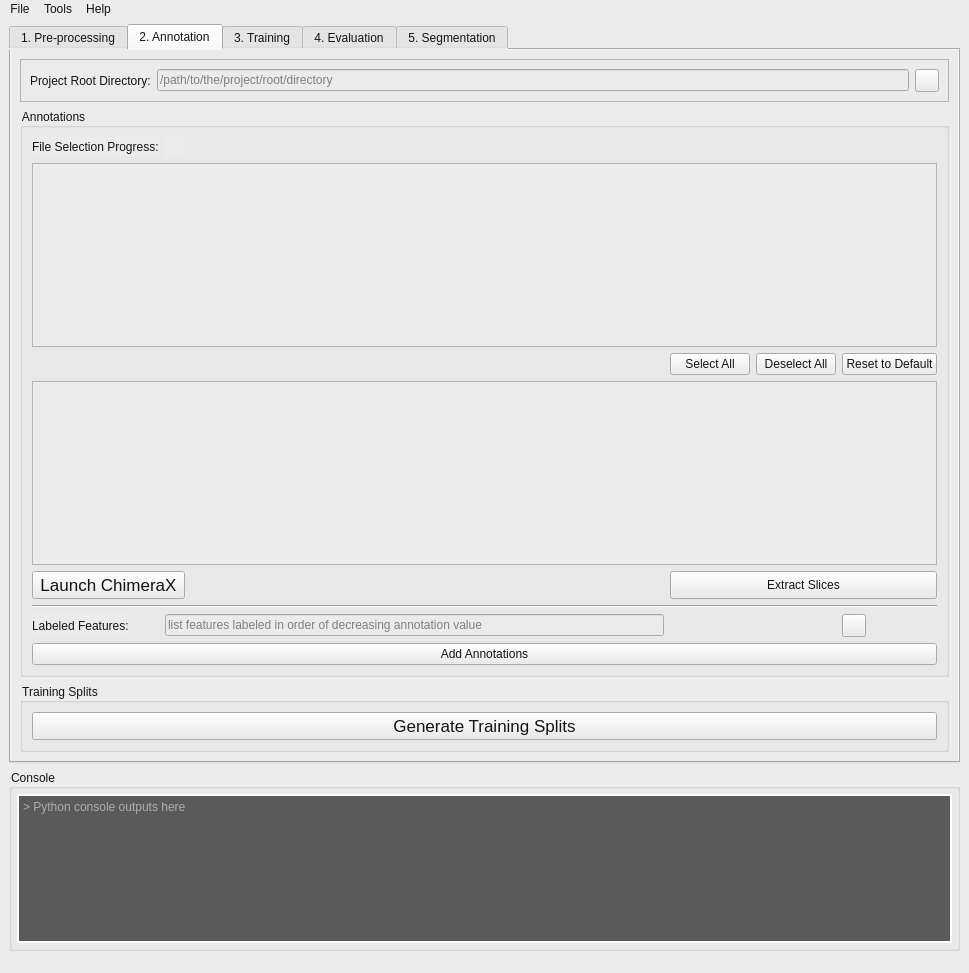
Qt form qt_project/mainwindow.ui (VivianDLi/CryoViT-UI) before a commit.
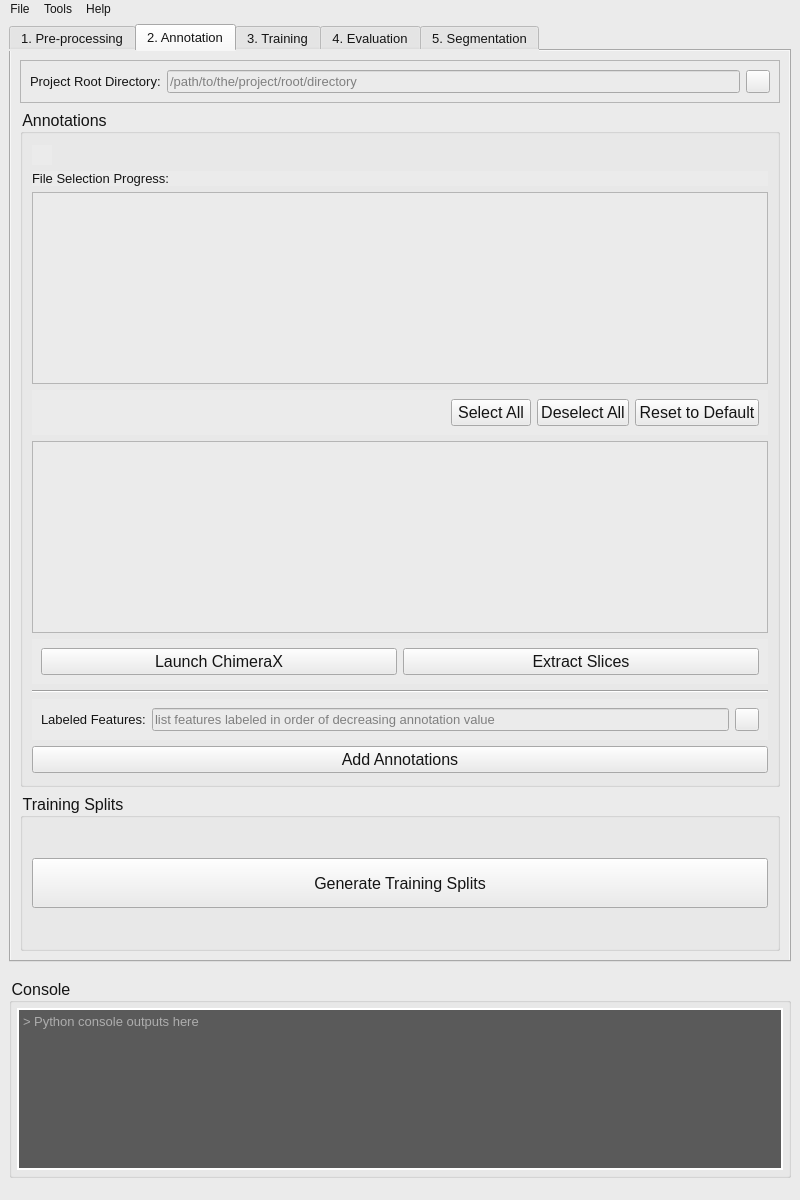
The same form after that commit. The open tabs and pages were chosen to show the change. Icons and pictures are not drawn.

Commit message: working implementation of dynamic settings loading (with buggy clickable directory) and settings presets, and added switching to plane view on chimera load

```diff
--- a/qt_project/mainwindow.ui
+++ b/qt_project/mainwindow.ui
@@ -6,8 +6,8 @@
    <rect>
     <x>0</x>
     <y>0</y>
-    <width>969</width>
-    <height>973</height>
+    <width>800</width>
+    <height>1200</height>
    </rect>
   </property>
   <property name="minimumSize">
@@ -45,6 +45,11 @@
     </property>
     <item>
      <widget class="QTabWidget" name="modeTabs">
+      <property name="font">
+       <font>
+        <pointsize>10</pointsize>
+       </font>
+      </property>
       <property name="currentIndex">
        <number>0</number>
       </property>
@@ -91,7 +96,7 @@
         <item>
          <widget class="QFrame" name="directoryFrame">
           <property name="sizePolicy">
-           <sizepolicy hsizetype="Preferred" vsizetype="Fixed">
+           <sizepolicy hsizetype="Preferred" vsizetype="Preferred">
             <horstretch>0</horstretch>
             <verstretch>0</verstretch>
            </sizepolicy>
@@ -105,6 +110,11 @@
           <layout class="QHBoxLayout" name="horizontalLayout_2">
            <item>
             <widget class="QLabel" name="projectDirectoryLabel">
+             <property name="font">
+              <font>
+               <pointsize>10</pointsize>
+              </font>
+             </property>
              <property name="toolTip">
               <string>&lt;html&gt;&lt;head/&gt;&lt;body&gt;&lt;p&gt;The location of the project root directory. This has the following file structure layout:&lt;/p&gt;&lt;p&gt;&amp;gt; Project Root&lt;/p&gt;&lt;p&gt;	&amp;gt; Tomograms&lt;/p&gt;&lt;p&gt;		&amp;gt; Sample 1&lt;/p&gt;&lt;p&gt;			&amp;gt; *.hdf&lt;/p&gt;&lt;p&gt;		&amp;gt; ...&lt;/p&gt;&lt;p&gt;	&amp;gt; csvs&lt;/p&gt;&lt;p&gt;		&amp;gt; ...&lt;/p&gt;&lt;p&gt;	&amp;gt; slices&lt;/p&gt;&lt;p&gt;		&amp;gt; ...&lt;/p&gt;&lt;p&gt;	&amp;gt; Annotations (optional)&lt;/p&gt;&lt;p&gt;		&amp;gt; ...&lt;/p&gt;&lt;/body&gt;&lt;/html&gt;</string>
              </property>
@@ -116,11 +126,16 @@
            <item>
             <widget class="QLineEdit" name="projectDirectory">
              <property name="sizePolicy">
-              <sizepolicy hsizetype="Expanding" vsizetype="Fixed">
+              <sizepolicy hsizetype="Expanding" vsizetype="Preferred">
                <horstretch>0</horstretch>
                <verstretch>0</verstretch>
               </sizepolicy>
              </property>
+             <property name="font">
+              <font>
+               <pointsize>10</pointsize>
+              </font>
+             </property>
              <property name="placeholderText">
               <string>/path/to/the/project/root/directory</string>
              </property>
@@ -128,6 +143,12 @@
            </item>
            <item>
             <widget class="QToolButton" name="directoryButton">
+             <property name="sizePolicy">
+              <sizepolicy hsizetype="Preferred" vsizetype="Preferred">
+               <horstretch>0</horstretch>
+               <verstretch>0</verstretch>
+              </sizepolicy>
+             </property>
              <property name="text">
               <string/>
              </property>
@@ -143,107 +164,67 @@
         <item>
          <widget class="QGroupBox" name="annotGroup">
           <property name="sizePolicy">
-           <sizepolicy hsizetype="Preferred" vsizetype="Expanding">
+           <sizepolicy hsizetype="Preferred" vsizetype="Preferred">
             <horstretch>0</horstretch>
             <verstretch>0</verstretch>
            </sizepolicy>
           </property>
           <property name="font">
            <font>
-            <pointsize>9</pointsize>
+            <pointsize>12</pointsize>
            </font>
           </property>
           <property name="title">
            <string>Annotations</string>
           </property>
-          <layout class="QGridLayout" name="gridLayout">
-           <item row="2" column="4">
-            <widget class="QPushButton" name="deselectAllButton">
+          <property name="alignment">
+           <set>Qt::AlignmentFlag::AlignLeading|Qt::AlignmentFlag::AlignLeft|Qt::AlignmentFlag::AlignTop</set>
+          </property>
+          <layout class="QVBoxLayout" name="verticalLayout_9">
+           <property name="topMargin">
+            <number>11</number>
+           </property>
+           <property name="bottomMargin">
+            <number>11</number>
+           </property>
+           <item>
+            <widget class="QLabel" name="syncIcon">
              <property name="sizePolicy">
               <sizepolicy hsizetype="Fixed" vsizetype="Fixed">
                <horstretch>0</horstretch>
                <verstretch>0</verstretch>
               </sizepolicy>
              </property>
-             <property name="text">
-              <string>Deselect All</string>
-             </property>
-            </widget>
-           </item>
-           <item row="6" column="0">
-            <widget class="QLabel" name="featuresLabel">
-             <property name="sizePolicy">
-              <sizepolicy hsizetype="Fixed" vsizetype="Preferred">
-               <horstretch>0</horstretch>
-               <verstretch>0</verstretch>
-              </sizepolicy>
-             </property>
-             <property name="toolTip">
-              <string>&lt;html&gt;&lt;head/&gt;&lt;body&gt;&lt;p&gt;Labels for the annotated features. These can either be listed manually in descending order (i.e., decreasing pixel value in the mask image), or imported using the &lt;span style=&quot; font-weight:700;&quot;&gt;.json&lt;/span&gt; produced by exporting from &lt;span style=&quot; font-weight:700;&quot;&gt;Hasty.ai&lt;/span&gt;.&lt;/p&gt;&lt;/body&gt;&lt;/html&gt;</string>
-             </property>
-             <property name="text">
-              <string>Labeled Features:</string>
-             </property>
-            </widget>
-           </item>
-           <item row="4" column="0" colspan="2">
-            <widget class="QPushButton" name="chimeraButton">
-             <property name="sizePolicy">
-              <sizepolicy hsizetype="Preferred" vsizetype="Expanding">
-               <horstretch>0</horstretch>
-               <verstretch>0</verstretch>
-              </sizepolicy>
-             </property>
-             <property name="maximumSize">
+             <property name="minimumSize">
               <size>
-               <width>16777215</width>
-               <height>50</height>
+               <width>20</width>
+               <height>20</height>
               </size>
              </property>
-             <property name="font">
-              <font>
-               <pointsize>13</pointsize>
-              </font>
+             <property name="layoutDirection">
+              <enum>Qt::LayoutDirection::LeftToRight</enum>
              </property>
              <property name="toolTip">
               <string>&lt;html&gt;&lt;head/&gt;&lt;body&gt;&lt;p&gt;Launches &lt;span style=&quot; font-weight:700;&quot;&gt;ChimeraX&lt;/span&gt; to select slices to annotate.&lt;/p&gt;&lt;p&gt;The path to &lt;span style=&quot; font-weight:700;&quot;&gt;ChimeraX.exe&lt;/span&gt; must be specified in File &amp;gt; Settings.&lt;/p&gt;&lt;/body&gt;&lt;/html&gt;</string>
              </property>
              <property name="text">
-              <string>Launch ChimeraX</string>
+              <string/>
              </property>
-            </widget>
-           </item>
-           <item row="5" column="0" colspan="6">
-            <widget class="Line" name="line">
-             <property name="orientation">
-              <enum>Qt::Orientation::Horizontal</enum>
+             <property name="textFormat">
+              <enum>Qt::TextFormat::PlainText</enum>
              </property>
-            </widget>
-           </item>
-           <item row="7" column="0" colspan="6">
-            <widget class="QPushButton" name="annotButton">
-             <property name="sizePolicy">
-              <sizepolicy hsizetype="Expanding" vsizetype="Expanding">
-               <horstretch>0</horstretch>
-               <verstretch>0</verstretch>
-              </sizepolicy>
+             <property name="alignment">
+              <set>Qt::AlignmentFlag::AlignRight|Qt::AlignmentFlag::AlignTrailing|Qt::AlignmentFlag::AlignVCenter</set>
              </property>
-             <property name="maximumSize">
-              <size>
-               <width>16777215</width>
-               <height>50</height>
-              </size>
-             </property>
-             <property name="toolTip">
-              <string>&lt;html&gt;&lt;head/&gt;&lt;body&gt;&lt;p&gt;Read finished annotations and add them to tomograms in &lt;span style=&quot; font-weight:700;&quot;&gt;project_root_dir/Tomograms&lt;/span&gt;.&lt;/p&gt;&lt;/body&gt;&lt;/html&gt;</string>
-             </property>
-             <property name="text">
-              <string>Add Annotations</string>
-             </property>
             </widget>
            </item>
-           <item row="0" column="0">
+           <item>
             <widget class="QLabel" name="selectLabel">
+             <property name="font">
+              <font>
+               <pointsize>10</pointsize>
+              </font>
+             </property>
              <property name="toolTip">
               <string>&lt;html&gt;&lt;head/&gt;&lt;body&gt;&lt;p&gt;Records current annotation progress for specific samples and files, and allows users to select files to annotate further.&lt;/p&gt;&lt;/body&gt;&lt;/html&gt;</string>
              </property>
@@ -252,20 +233,108 @@
              </property>
             </widget>
            </item>
-           <item row="6" column="1" colspan="2">
-            <widget class="QLineEdit" name="featuresDisplay">
-             <property name="toolTip">
-              <string>&lt;html&gt;&lt;head/&gt;&lt;body&gt;&lt;p&gt;A comma-separated list of segmentation labels, in order of decreasing pixel value in the annotation .png.&lt;/p&gt;&lt;p&gt;The list can either be edited manually, or new features can be added with the + button on the right.&lt;/p&gt;&lt;/body&gt;&lt;/html&gt;</string>
+           <item>
+            <widget class="QTableView" name="sampleView">
+             <property name="sizePolicy">
+              <sizepolicy hsizetype="Expanding" vsizetype="Preferred">
+               <horstretch>0</horstretch>
+               <verstretch>0</verstretch>
+              </sizepolicy>
              </property>
-             <property name="placeholderText">
-              <string>list features labeled in order of decreasing annotation value</string>
+            </widget>
+           </item>
+           <item>
+            <widget class="QFrame" name="frame">
+             <property name="layoutDirection">
+              <enum>Qt::LayoutDirection::LeftToRight</enum>
              </property>
-            </widget>
-           </item>
-           <item row="3" column="0" colspan="6">
+             <property name="frameShape">
+              <enum>QFrame::Shape::NoFrame</enum>
+             </property>
+             <property name="frameShadow">
+              <enum>QFrame::Shadow::Plain</enum>
+             </property>
+             <layout class="QHBoxLayout" name="horizontalLayout_3">
+              <item>
+               <spacer name="horizontalSpacer">
+                <property name="orientation">
+                 <enum>Qt::Orientation::Horizontal</enum>
+                </property>
+                <property name="sizeHint" stdset="0">
+                 <size>
+                  <width>40</width>
+                  <height>20</height>
+                 </size>
+                </property>
+               </spacer>
+              </item>
+              <item>
+               <widget class="QPushButton" name="selectAllButton">
+                <property name="sizePolicy">
+                 <sizepolicy hsizetype="Fixed" vsizetype="Expanding">
+                  <horstretch>0</horstretch>
+                  <verstretch>0</verstretch>
+                 </sizepolicy>
+                </property>
+                <property name="maximumSize">
+                 <size>
+                  <width>16777215</width>
+                  <height>50</height>
+                 </size>
+                </property>
+                <property name="text">
+                 <string>Select All</string>
+                </property>
+               </widget>
+              </item>
+              <item>
+               <widget class="QPushButton" name="deselectAllButton">
+                <property name="sizePolicy">
+                 <sizepolicy hsizetype="Fixed" vsizetype="Expanding">
+                  <horstretch>0</horstretch>
+                  <verstretch>0</verstretch>
+                 </sizepolicy>
+                </property>
+                <property name="maximumSize">
+                 <size>
+                  <width>16777215</width>
+                  <height>50</height>
+                 </size>
+                </property>
+                <property name="text">
+                 <string>Deselect All</string>
+                </property>
+               </widget>
+              </item>
+              <item>
+               <widget class="QPushButton" name="resetDefaultButton">
+                <property name="sizePolicy">
+                 <sizepolicy hsizetype="Fixed" vsizetype="Expanding">
+                  <horstretch>0</horstretch>
+                  <verstretch>0</verstretch>
+                 </sizepolicy>
+                </property>
+                <property name="maximumSize">
+                 <size>
+                  <width>16777215</width>
+                  <height>50</height>
+                 </size>
+                </property>
+                <property name="layoutDirection">
+                 <enum>Qt::LayoutDirection::LeftToRight</enum>
+                </property>
+                <property name="text">
+                 <string>Reset to Default</string>
+                </property>
+               </widget>
+              </item>
+             </layout>
+            </widget>
+           </item>
+           <item>
             <widget class="QTableView" name="fileView">
              <property name="sizePolicy">
-              <sizepolicy hsizetype="Expanding" vsizetype="Expanding">
+              <sizepolicy hsizetype="Expanding" vsizetype="Preferred">
                <horstretch>0</horstretch>
                <verstretch>0</verstretch>
               </sizepolicy>
@@ -278,20 +347,43 @@
              </property>
             </widget>
            </item>
-           <item row="2" column="3">
-            <widget class="QPushButton" name="selectAllButton">
+           <item>
+            <widget class="QFrame" name="frame_2">
+             <property name="frameShape">
+              <enum>QFrame::Shape::NoFrame</enum>
+             </property>
+             <property name="frameShadow">
+              <enum>QFrame::Shadow::Plain</enum>
+             </property>
+             <layout class="QHBoxLayout" name="horizontalLayout">
+              <item>
+               <widget class="QPushButton" name="chimeraButton">
              <property name="sizePolicy">
-              <sizepolicy hsizetype="Fixed" vsizetype="Fixed">
+                 <sizepolicy hsizetype="Preferred" vsizetype="Expanding">
                <horstretch>0</horstretch>
                <verstretch>0</verstretch>
               </sizepolicy>
              </property>
+                <property name="maximumSize">
+                 <size>
+                  <width>16777215</width>
+                  <height>50</height>
+                 </size>
+                </property>
+                <property name="font">
+                 <font>
+                  <pointsize>12</pointsize>
+                 </font>
+                </property>
+                <property name="toolTip">
+                 <string>&lt;html&gt;&lt;head/&gt;&lt;body&gt;&lt;p&gt;Launches &lt;span style=&quot; font-weight:700;&quot;&gt;ChimeraX&lt;/span&gt; to select slices to annotate.&lt;/p&gt;&lt;p&gt;The path to &lt;span style=&quot; font-weight:700;&quot;&gt;ChimeraX.exe&lt;/span&gt; must be specified in File &amp;gt; Settings.&lt;/p&gt;&lt;/body&gt;&lt;/html&gt;</string>
+                </property>
              <property name="text">
-              <string>Select All</string>
+                 <string>Launch ChimeraX</string>
              </property>
             </widget>
            </item>
-           <item row="4" column="3" colspan="3">
+              <item>
             <widget class="QPushButton" name="slicesButton">
              <property name="sizePolicy">
               <sizepolicy hsizetype="Preferred" vsizetype="Expanding">
@@ -305,6 +397,11 @@
                <height>50</height>
               </size>
              </property>
+                <property name="font">
+                 <font>
+                  <pointsize>12</pointsize>
+                 </font>
+                </property>
              <property name="toolTip">
               <string>&lt;html&gt;&lt;head/&gt;&lt;body&gt;&lt;p&gt;Extracts previously-marked slices to the slice directory for further segmentation in &lt;span style=&quot; font-weight:700;&quot;&gt;Hasty.ai&lt;/span&gt;. These are saved in &lt;span style=&quot; font-weight:700;&quot;&gt;project_root_dir/slices&lt;/span&gt;.&lt;/p&gt;&lt;/body&gt;&lt;/html&gt;</string>
              </property>
@@ -313,18 +410,75 @@
              </property>
             </widget>
            </item>
-           <item row="1" column="0" colspan="6">
-            <widget class="QTableView" name="sampleView">
+             </layout>
+            </widget>
+           </item>
+           <item>
+            <widget class="Line" name="line">
+             <property name="orientation">
+              <enum>Qt::Orientation::Horizontal</enum>
+             </property>
+            </widget>
+           </item>
+           <item>
+            <widget class="QFrame" name="frame_3">
+             <property name="frameShape">
+              <enum>QFrame::Shape::NoFrame</enum>
+             </property>
+             <property name="frameShadow">
+              <enum>QFrame::Shadow::Plain</enum>
+             </property>
+             <layout class="QHBoxLayout" name="horizontalLayout_4">
+              <item>
+               <widget class="QLabel" name="featuresLabel">
              <property name="sizePolicy">
-              <sizepolicy hsizetype="Expanding" vsizetype="Expanding">
+                 <sizepolicy hsizetype="Preferred" vsizetype="Preferred">
                <horstretch>0</horstretch>
                <verstretch>0</verstretch>
               </sizepolicy>
              </property>
-            </widget>
-           </item>
-           <item row="6" column="5">
+                <property name="font">
+                 <font>
+                  <pointsize>10</pointsize>
+                 </font>
+                </property>
+                <property name="toolTip">
+                 <string>&lt;html&gt;&lt;head/&gt;&lt;body&gt;&lt;p&gt;Labels for the annotated features. These can either be listed manually in descending order (i.e., decreasing pixel value in the mask image), or imported using the &lt;span style=&quot; font-weight:700;&quot;&gt;.json&lt;/span&gt; produced by exporting from &lt;span style=&quot; font-weight:700;&quot;&gt;Hasty.ai&lt;/span&gt;.&lt;/p&gt;&lt;/body&gt;&lt;/html&gt;</string>
+                </property>
+                <property name="text">
+                 <string>Labeled Features:</string>
+                </property>
+               </widget>
+              </item>
+              <item>
+               <widget class="QLineEdit" name="featuresDisplay">
+                <property name="sizePolicy">
+                 <sizepolicy hsizetype="Expanding" vsizetype="Preferred">
+                  <horstretch>0</horstretch>
+                  <verstretch>0</verstretch>
+                 </sizepolicy>
+                </property>
+                <property name="font">
+                 <font>
+                  <pointsize>10</pointsize>
+                 </font>
+                </property>
+                <property name="toolTip">
+                 <string>&lt;html&gt;&lt;head/&gt;&lt;body&gt;&lt;p&gt;A comma-separated list of segmentation labels, in order of decreasing pixel value in the annotation .png.&lt;/p&gt;&lt;p&gt;The list can either be edited manually, or new features can be added with the + button on the right.&lt;/p&gt;&lt;/body&gt;&lt;/html&gt;</string>
+                </property>
+                <property name="placeholderText">
+                 <string>list features labeled in order of decreasing annotation value</string>
+                </property>
+               </widget>
+              </item>
+              <item>
             <widget class="QToolButton" name="featuresButton">
+                <property name="sizePolicy">
+                 <sizepolicy hsizetype="Preferred" vsizetype="Preferred">
+                  <horstretch>0</horstretch>
+                  <verstretch>0</verstretch>
+                 </sizepolicy>
+                </property>
              <property name="toolTip">
               <string>&lt;html&gt;&lt;head/&gt;&lt;body&gt;&lt;p&gt;Add a feature to label. Must be already present in the annotations.&lt;/p&gt;&lt;/body&gt;&lt;/html&gt;</string>
              </property>
@@ -337,44 +491,33 @@
              </property>
             </widget>
            </item>
-           <item row="2" column="5">
-            <widget class="QPushButton" name="resetDefaultButton">
-             <property name="sizePolicy">
-              <sizepolicy hsizetype="Fixed" vsizetype="Fixed">
-               <horstretch>0</horstretch>
-               <verstretch>0</verstretch>
-              </sizepolicy>
-             </property>
-             <property name="text">
-              <string>Reset to Default</string>
-             </property>
+             </layout>
             </widget>
            </item>
-           <item row="0" column="1">
-            <widget class="QLabel" name="syncIcon">
+           <item>
+            <widget class="QPushButton" name="annotButton">
              <property name="sizePolicy">
-              <sizepolicy hsizetype="Fixed" vsizetype="Fixed">
+              <sizepolicy hsizetype="Expanding" vsizetype="Expanding">
                <horstretch>0</horstretch>
                <verstretch>0</verstretch>
               </sizepolicy>
              </property>
-             <property name="minimumSize">
+             <property name="maximumSize">
               <size>
-               <width>20</width>
-               <height>20</height>
+               <width>16777215</width>
+               <height>50</height>
               </size>
              </property>
-             <property name="layoutDirection">
-              <enum>Qt::LayoutDirection::LeftToRight</enum>
+             <property name="font">
+              <font>
+               <pointsize>12</pointsize>
+              </font>
+             </property>
+             <property name="toolTip">
+              <string>&lt;html&gt;&lt;head/&gt;&lt;body&gt;&lt;p&gt;Read finished annotations and add them to tomograms in &lt;span style=&quot; font-weight:700;&quot;&gt;project_root_dir/Tomograms&lt;/span&gt;.&lt;/p&gt;&lt;/body&gt;&lt;/html&gt;</string>
              </property>
              <property name="text">
-              <string/>
-             </property>
-             <property name="textFormat">
-              <enum>Qt::TextFormat::PlainText</enum>
-             </property>
-             <property name="alignment">
-              <set>Qt::AlignmentFlag::AlignRight|Qt::AlignmentFlag::AlignTrailing|Qt::AlignmentFlag::AlignVCenter</set>
+              <string>Add Annotations</string>
              </property>
             </widget>
            </item>
@@ -389,6 +532,11 @@
             <verstretch>0</verstretch>
            </sizepolicy>
           </property>
+          <property name="font">
+           <font>
+            <pointsize>12</pointsize>
+           </font>
+          </property>
           <property name="title">
            <string>Training Splits</string>
           </property>
@@ -409,7 +557,7 @@
              </property>
              <property name="font">
               <font>
-               <pointsize>13</pointsize>
+               <pointsize>12</pointsize>
               </font>
              </property>
              <property name="toolTip">
@@ -541,6 +689,12 @@
     </item>
     <item>
      <widget class="QGroupBox" name="consoleBox">
+      <property name="sizePolicy">
+       <sizepolicy hsizetype="Preferred" vsizetype="Expanding">
+        <horstretch>0</horstretch>
+        <verstretch>0</verstretch>
+       </sizepolicy>
+      </property>
       <property name="maximumSize">
        <size>
         <width>16777215</width>
@@ -549,7 +703,7 @@
       </property>
       <property name="font">
        <font>
-        <pointsize>9</pointsize>
+        <pointsize>12</pointsize>
        </font>
       </property>
       <property name="title">
@@ -579,6 +733,17 @@
            <verstretch>0</verstretch>
           </sizepolicy>
          </property>
+         <property name="font">
+          <font>
+           <family>Segoe UI</family>
+           <pointsize>10</pointsize>
+           <italic>false</italic>
+           <bold>false</bold>
+          </font>
+         </property>
+         <property name="acceptDrops">
+          <bool>false</bool>
+         </property>
          <property name="styleSheet">
           <string notr="true">background-color: rgb(90, 90, 90);
 color: rgb(255, 255, 255);
@@ -615,8 +780,8 @@
     <rect>
      <x>0</x>
      <y>0</y>
-     <width>969</width>
-     <height>37</height>
+     <width>800</width>
+     <height>25</height>
     </rect>
    </property>
    <property name="autoFillBackground">
```
Left out of the diff: 29 changed lines with no effect on the pictures. Lines whose indentation alone changed are shown as unchanged. The commit also changes 22 other files.
